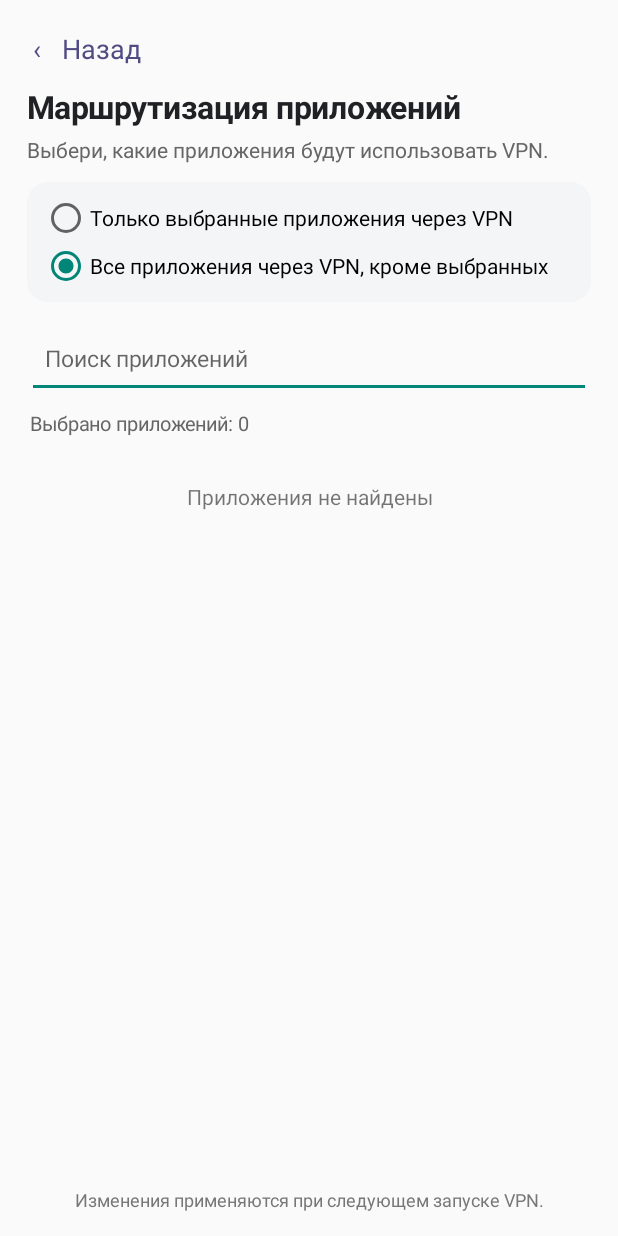
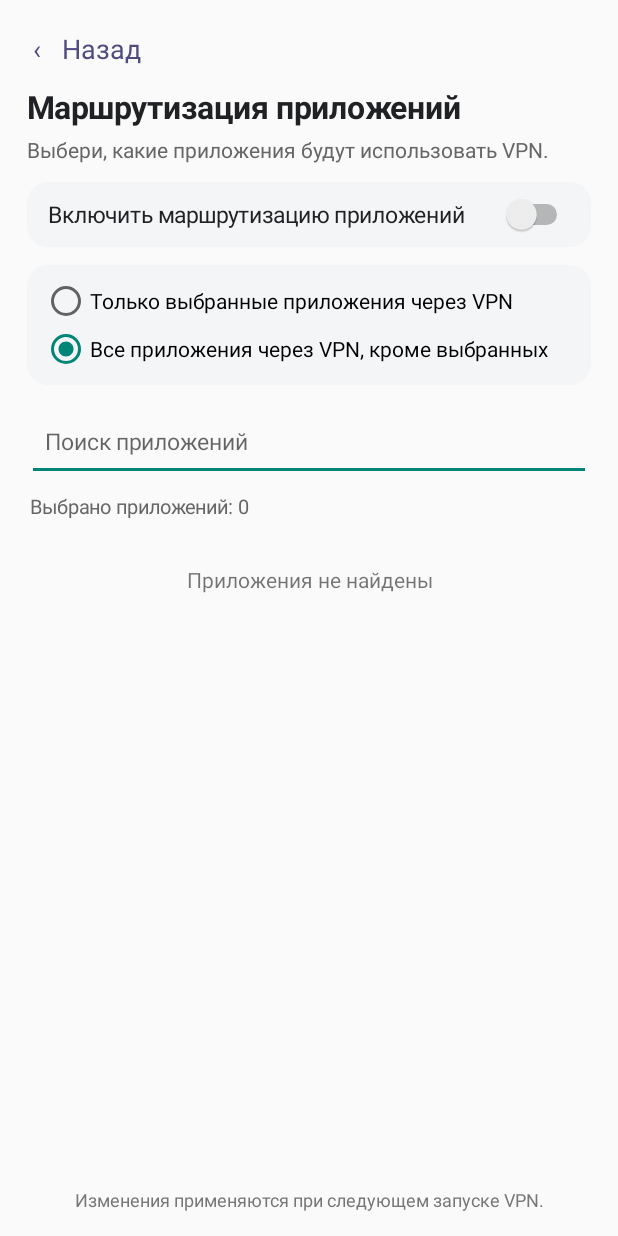
Before and after one commit to Jimi66/JPN, an Android app: the AppRoutingActivity screen opened directly, with no data from a screen before it, on a phone screen of 412 x 824 dp. Run offline under Robolectric (Android 15) with nearby library versions, the phone set to English and light mode, and no system bars.

Commit message:
Move routing switch into app routing screen

```diff
--- a/app/src/main/java/com/jpn/app/AppRoutingActivity.kt
+++ b/app/src/main/java/com/jpn/app/AppRoutingActivity.kt
@@ -16,6 +16,7 @@ import android.widget.LinearLayout
 import android.widget.RadioButton
 import android.widget.RadioGroup
 import android.widget.ScrollView
+import android.widget.Switch
 import android.widget.TextView
 import java.text.Collator
 import java.util.Locale
@@ -25,6 +26,7 @@ class AppRoutingActivity : Activity() {
     companion object {
         private const val PREFS = "jpn_settings"
         private const val KEY_ROUTING_MODE = "routing_mode"
+        private const val KEY_ROUTING_ENABLED = "routing_enabled"
         private const val KEY_ROUTING_PACKAGES = "routing_packages"
         private const val MODE_EXCLUDE = "exclude"
         private const val MODE_SELECTED = "selected"
@@ -112,6 +114,32 @@ class AppRoutingActivity : Activity() {
             setPadding(0, dp(5), 0, dp(12))
         }
         root.addView(description)
+
+        val routingToggleRow = LinearLayout(this).apply {
+            orientation = LinearLayout.HORIZONTAL
+            gravity = Gravity.CENTER_VERTICAL
+            setPadding(dp(14), dp(8), dp(12), dp(8))
+            background = android.graphics.drawable.GradientDrawable().apply {
+                setColor(0xFFF4F5F6.toInt())
+                cornerRadius = dp(14).toFloat()
+            }
+        }
+        routingToggleRow.addView(TextView(this).apply {
+            text = "Включить маршрутизацию приложений"
+            textSize = 15f
+            setTextColor(0xFF202124.toInt())
+        }, LinearLayout.LayoutParams(0, LinearLayout.LayoutParams.WRAP_CONTENT, 1f))
+        val routingSwitch = Switch(this).apply {
+            isChecked = preferences.getBoolean(KEY_ROUTING_ENABLED, false)
+            contentDescription = "Маршрутизация приложений включена"
+            setOnCheckedChangeListener { _, checked ->
+                preferences.edit().putBoolean(KEY_ROUTING_ENABLED, checked).apply()
+            }
+        }
+        routingToggleRow.addView(routingSwitch)
+        root.addView(routingToggleRow, LinearLayout.LayoutParams(
+            LinearLayout.LayoutParams.MATCH_PARENT, LinearLayout.LayoutParams.WRAP_CONTENT
+        ).apply { bottomMargin = dp(12) })
 
         modeGroup = RadioGroup(this).apply {
             orientation = RadioGroup.VERTICAL
```
